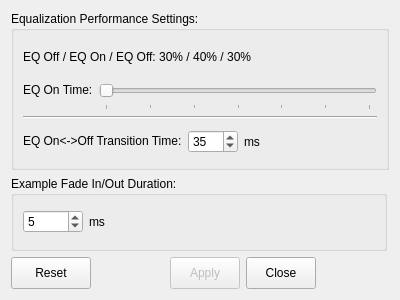
Above: GUI/AudioProcSettings/audio_proc_settings_widget.ui from Gdalik/EarQuiz_Frequencies before the change. Below: the same form after it.
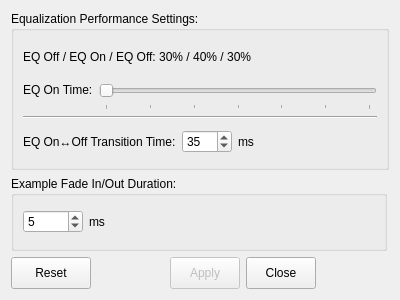
That is the form after the change.

The edit to the form file:
```diff
--- a/GUI/AudioProcSettings/audio_proc_settings_widget.ui
+++ b/GUI/AudioProcSettings/audio_proc_settings_widget.ui
@@ -123,7 +123,7 @@
            </size>
           </property>
           <property name="text">
-           <string>EQ On&lt;-&gt;Off Transition Time:</string>
+           <string>EQ On↔︎Off Transition Time:</string>
           </property>
          </widget>
         </item>
```
